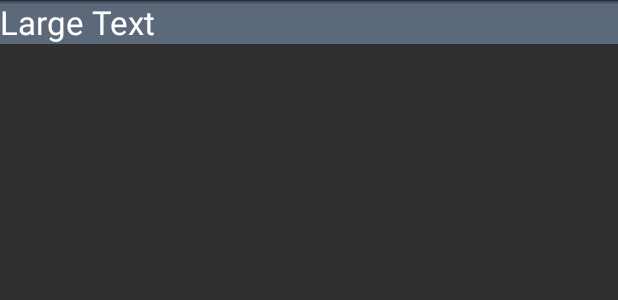
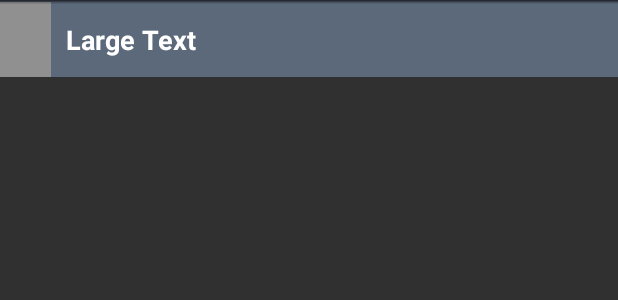
Before and after one commit to metrafonic/CouchDroid-Android, an Android app: the layout cell_search.xml on its own in the app's theme, with its tools: preview values and no code run, on a phone screen of 412 x 824 dp. Shown: the top 300 px of the screen. Run offline under Robolectric (Android 15) with nearby library versions, the phone set to English and light mode, and no system bars.

Commit message:
Fixed search, with posters

```diff
--- a/couchdroid/src/main/java/com/metrafonic/couchdroid/MovieList.java
+++ b/couchdroid/src/main/java/com/metrafonic/couchdroid/MovieList.java
@@ -161,7 +161,7 @@ public class MovieList extends Fragment {
                         aq.id(R.id._image).image(poster, memCache, fileCache, 100, 0, null, AQuery.FADE_IN);
                     } catch (Exception e) {
                         e.printStackTrace();
-                        Toast.makeText(getActivity(), e.toString(), Toast.LENGTH_SHORT).show();
+                        //Toast.makeText(getActivity(), e.toString(), Toast.LENGTH_SHORT).show();
 
                     }
 
@@ -235,7 +235,7 @@ public class MovieList extends Fragment {
 
         }catch (JSONException e) {
             e.printStackTrace();
-            Toast.makeText(getActivity(), e.toString(), Toast.LENGTH_SHORT).show();
+            //Toast.makeText(getActivity(), e.toString(), Toast.LENGTH_SHORT).show();
         }
 
         return view;
--- a/couchdroid/src/main/res/layout/cell_search.xml
+++ b/couchdroid/src/main/res/layout/cell_search.xml
@@ -1,15 +1,32 @@
 <?xml version="1.0" encoding="utf-8"?>
 
 <LinearLayout xmlns:android="http://schemas.android.com/apk/res/android"
-    android:orientation="vertical" android:layout_width="match_parent"
+    android:orientation="horizontal" android:layout_width="match_parent"
     android:layout_height="wrap_content"
-    android:background="#5c697b">
+    android:background="#4e5969"
+    android:paddingTop="1dp">
+    <LinearLayout xmlns:android="http://schemas.android.com/apk/res/android"
+        android:orientation="horizontal" android:layout_width="match_parent"
+        android:layout_height="wrap_content"
+        android:background="#5c697b">
+
+    <ImageView
+        android:layout_width="34dp"
+        android:layout_height="50dp"
+        android:id="@+id/imageView2"
+        android:scaleType="centerCrop"
+        android:background="#909090" />
 
     <TextView
-        android:layout_width="fill_parent"
+        android:layout_width="wrap_content"
         android:layout_height="wrap_content"
         android:textAppearance="?android:attr/textAppearanceLarge"
         android:text="Large Text"
         android:id="@+id/textView"
-        android:background="#5c697b"/>
+        android:background="#5c697b"
+        android:layout_gravity="center_vertical"
+        android:paddingLeft="10dp"
+        android:textSize="18dp"
+        android:textStyle="bold" />
+    </LinearLayout>
 </LinearLayout>
```
Also changed, not shown: couchdroid/src/main/java/com/metrafonic/couchdroid/MainActivity.java (+23 -4 lines), couchdroid/src/main/java/com/metrafonic/couchdroid/MovieHome.java (+30 -5 lines), couchdroid/src/main/res/layout/fragment_movie_home.xml (+4 -5 lines).
